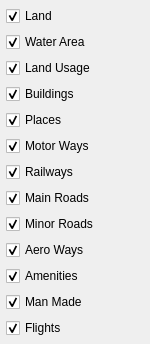
Before: the Qt Designer form hmiios2014/mapFilter.ui in jiangfeng79/q3dmmi, drawn with Qt 5.
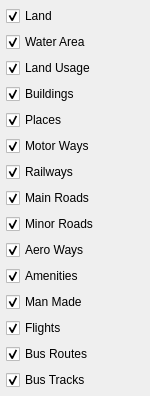
After: the same form once the commit is applied.

```diff
--- a/hmiios2014/mapFilter.ui
+++ b/hmiios2014/mapFilter.ui
@@ -204,6 +204,32 @@
      </property>
     </widget>
    </item>
+   <item>
+    <widget class="QCheckBox" name="checkBoxBusRoutes">
+     <property name="text">
+      <string>Bus Routes</string>
+     </property>
+     <property name="checked">
+      <bool>true</bool>
+     </property>
+     <property name="tristate">
+      <bool>true</bool>
+     </property>
+    </widget>
+   </item>
+   <item>
+    <widget class="QCheckBox" name="checkBoxBusTracks">
+     <property name="text">
+      <string>Bus Tracks</string>
+     </property>
+     <property name="checked">
+      <bool>true</bool>
+     </property>
+     <property name="tristate">
+      <bool>true</bool>
+     </property>
+    </widget>
+   </item>
    <item>
     <spacer name="verticalSpacer">
      <property name="orientation">
```
